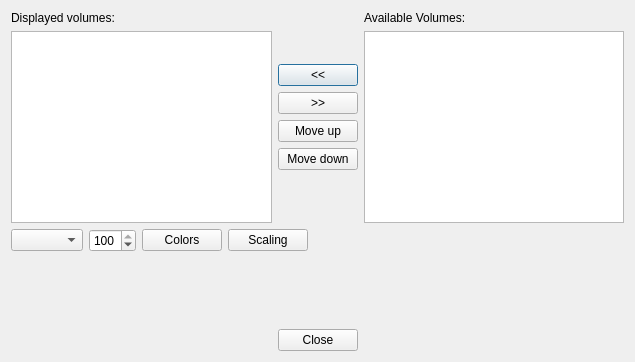
fsoos74/su, file GridUI/volumeitemsdialog.ui: the form before one commit.
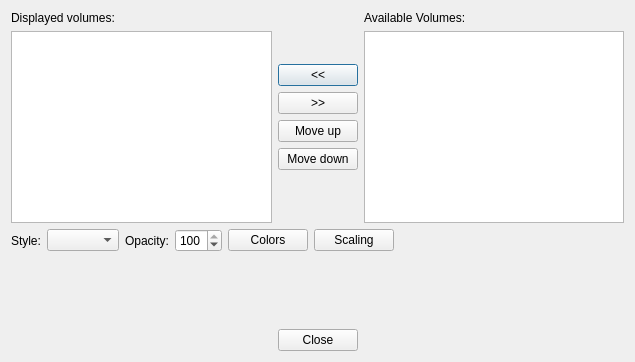
The form after the commit.

The edit to the form file:
```diff
--- a/GridUI/volumeitemsdialog.ui
+++ b/GridUI/volumeitemsdialog.ui
@@ -106,6 +106,13 @@
    </item>
    <item>
     <layout class="QHBoxLayout" name="horizontalLayout">
+     <item>
+      <widget class="QLabel" name="label_2">
+       <property name="text">
+        <string>Style:</string>
+       </property>
+      </widget>
+     </item>
      <item>
       <widget class="QComboBox" name="cbStyle">
        <property name="toolTip">
@@ -113,6 +120,13 @@
        </property>
       </widget>
      </item>
+     <item>
+      <widget class="QLabel" name="label_4">
+       <property name="text">
+        <string>Opacity:</string>
+       </property>
+      </widget>
+     </item>
      <item>
       <widget class="QSpinBox" name="sbOpacity">
        <property name="toolTip">
```
